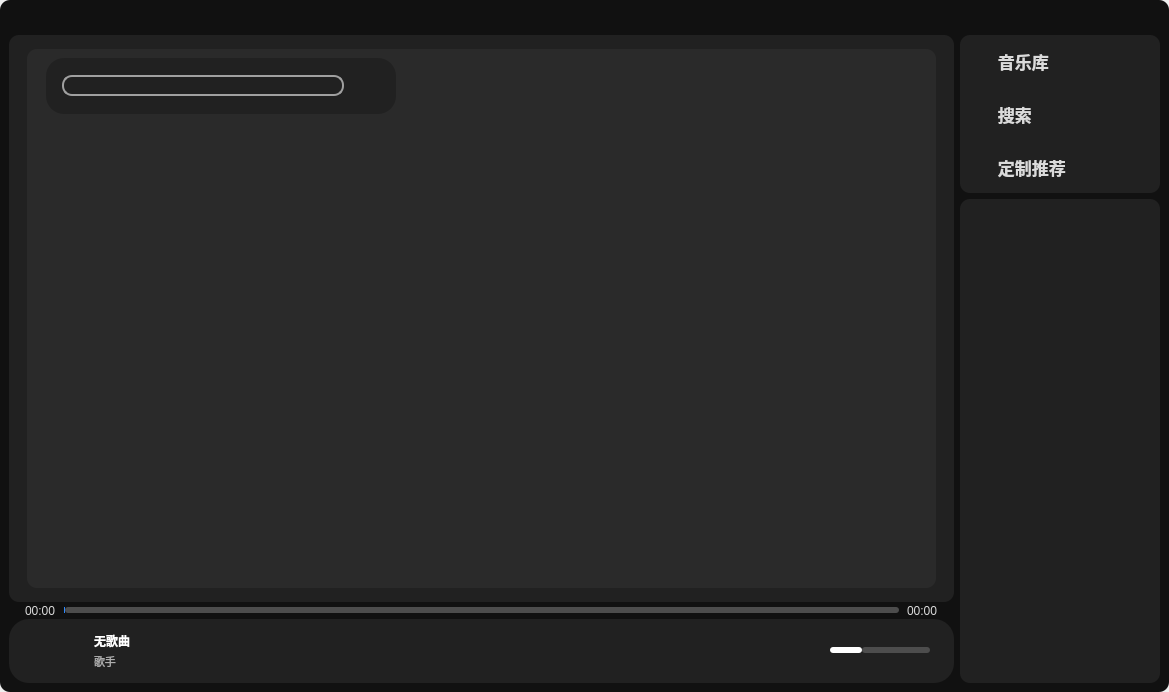
The window that widget.ui (Zarkec/Melody) describes before a commit, drawn with Qt 5.
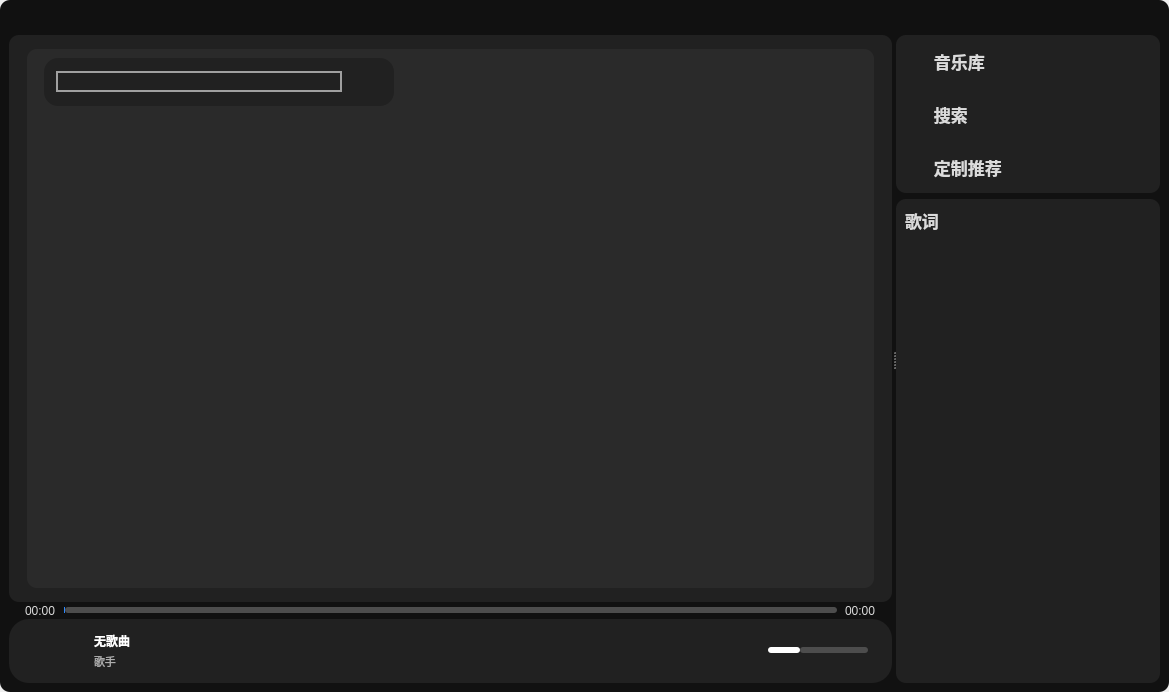
The same window after the commit. Icons and pictures are not drawn. Custom widgets are drawn as their Qt base class.

Commit message: 新增获取歌词功能，优化歌词显示逻辑和界面布局

```diff
--- a/widget.ui
+++ b/widget.ui
@@ -156,8 +156,11 @@
        </widget>
       </item>
       <item>
-       <layout class="QHBoxLayout" name="horizontalLayout_6">
-        <item>
+       <widget class="QSplitter" name="splitter">
+        <property name="orientation">
+         <enum>Qt::Orientation::Horizontal</enum>
+        </property>
+        <widget class="QWidget" name="layoutWidget">
          <layout class="QVBoxLayout" name="verticalLayout_2">
           <property name="spacing">
            <number>1</number>
@@ -192,7 +195,7 @@
                     <item>
                      <layout class="QHBoxLayout" name="horizontalLayout_9">
                       <property name="leftMargin">
-                       <number>10</number>
+                       <number>8</number>
                       </property>
                       <item>
                        <widget class="QWidget" name="widget_6" native="true">
@@ -210,20 +213,20 @@
                         </property>
                         <property name="styleSheet">
                          <string notr="true">background-color: rgb(33, 33, 33);
-border-radius: 18px;</string>
+border-radius: 14px;</string>
                         </property>
                         <layout class="QHBoxLayout" name="horizontalLayout_8">
                          <property name="leftMargin">
-                          <number>16</number>
+                          <number>12</number>
                          </property>
                          <property name="topMargin">
-                          <number>8</number>
+                          <number>4</number>
                          </property>
                          <property name="rightMargin">
                           <number>16</number>
                          </property>
                          <property name="bottomMargin">
-                          <number>8</number>
+                          <number>4</number>
                          </property>
                          <item>
                           <layout class="QHBoxLayout" name="horizontalLayout_7">
@@ -238,7 +241,7 @@
                              <property name="styleSheet">
                               <string notr="true">QLineEdit {
 	border: 2px solid #A0A0A0; /* 边框宽度为1px，颜色为#A0A0A0 */
-	border-radius: 10px; /* 边框圆角 */
+	border-radius: 13px; /* 边框圆角 */
 	padding-left: 5px; /* 文本距离左边界有5px */
 	color: rgb(255, 255, 255);
 	selection-background-color: #A0A0A0; /* 选中文本的背景颜色 */
@@ -997,8 +1000,8 @@
            </widget>
           </item>
          </layout>
-        </item>
-        <item>
+        </widget>
+        <widget class="QWidget" name="layoutWidget">
          <layout class="QVBoxLayout" name="verticalLayout_3" stretch="1,3">
           <item>
            <widget class="QWidget" name="widget_4" native="true">
@@ -1154,13 +1157,37 @@
             </property>
             <property name="styleSheet">
              <string notr="true">background-color: rgb(33, 33, 33);
+color: rgb(219, 219, 219);
 border-radius: 10px</string>
             </property>
+            <layout class="QVBoxLayout" name="verticalLayout_9">
+             <item>
+              <widget class="QLabel" name="label_lyrics">
+               <property name="font">
+                <font>
+                 <family>微软雅黑</family>
+                 <pointsize>13</pointsize>
+                 <bold>true</bold>
+                </font>
+               </property>
+               <property name="text">
+                <string>歌词</string>
+               </property>
+              </widget>
+             </item>
+             <item>
+              <widget class="QListWidget" name="lyricsListWidget">
+               <property name="styleSheet">
+                <string notr="true">font: 700 16pt &quot;Microsoft YaHei UI&quot;;</string>
+               </property>
+              </widget>
+             </item>
+            </layout>
            </widget>
           </item>
          </layout>
-        </item>
-       </layout>
+        </widget>
+       </widget>
       </item>
      </layout>
     </widget>
```
The commit also changes 4 other files.
